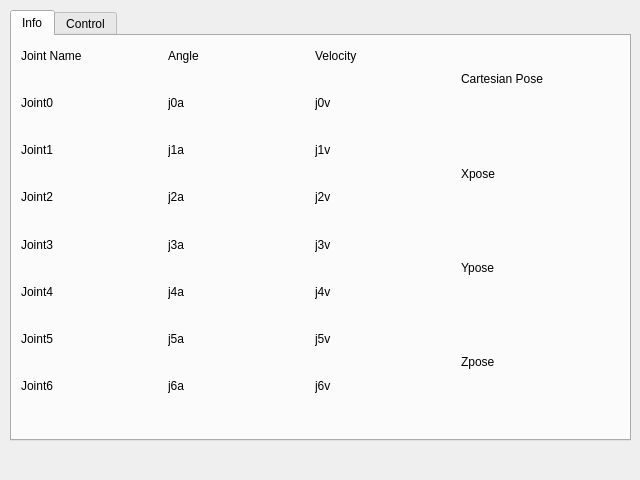
Before: the Qt Designer form src/design.ui in CluelessTimeTraveler/-RoboPuppetMQP, drawn with Qt 5.
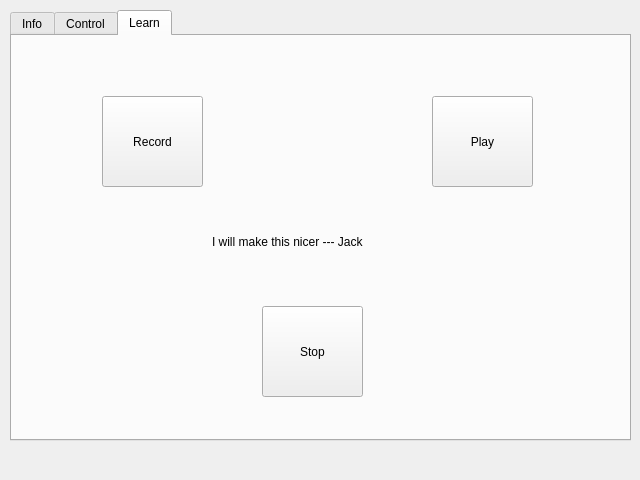
After: the same form once the commit is applied. The open tabs and pages were chosen to show the change.

Commit message: Added learning function Added learning function in GUI, added readme

Diff of the .ui file:
```diff
--- a/src/design.ui
+++ b/src/design.ui
@@ -515,6 +515,63 @@
      </layout>
     </widget>
    </widget>
+   <widget class="QWidget" name="tab_3">
+    <attribute name="title">
+     <string>Learn</string>
+    </attribute>
+    <widget class="QPushButton" name="playButton">
+     <property name="geometry">
+      <rect>
+       <x>420</x>
+       <y>60</y>
+       <width>101</width>
+       <height>91</height>
+      </rect>
+     </property>
+     <property name="text">
+      <string>Play</string>
+     </property>
+    </widget>
+    <widget class="QPushButton" name="recordButton">
+     <property name="geometry">
+      <rect>
+       <x>90</x>
+       <y>60</y>
+       <width>101</width>
+       <height>91</height>
+      </rect>
+     </property>
+     <property name="text">
+      <string>Record</string>
+     </property>
+    </widget>
+    <widget class="QPushButton" name="stopButton">
+     <property name="geometry">
+      <rect>
+       <x>250</x>
+       <y>270</y>
+       <width>101</width>
+       <height>91</height>
+      </rect>
+     </property>
+     <property name="text">
+      <string>Stop</string>
+     </property>
+    </widget>
+    <widget class="QLabel" name="label_42">
+     <property name="geometry">
+      <rect>
+       <x>200</x>
+       <y>170</y>
+       <width>221</width>
+       <height>71</height>
+      </rect>
+     </property>
+     <property name="text">
+      <string>I will make this nicer --- Jack</string>
+     </property>
+    </widget>
+   </widget>
   </widget>
  </widget>
  <resources/>
```
Left out of the diff: 2 changed lines with no effect on the pictures. The commit also changes 6 other files.
